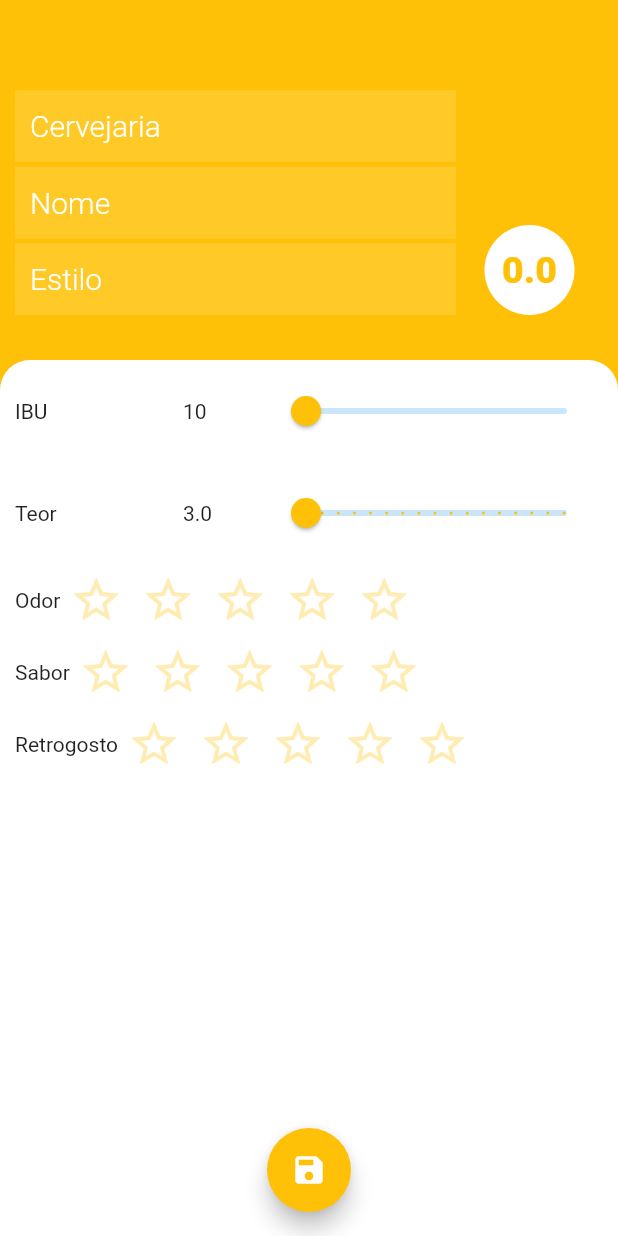
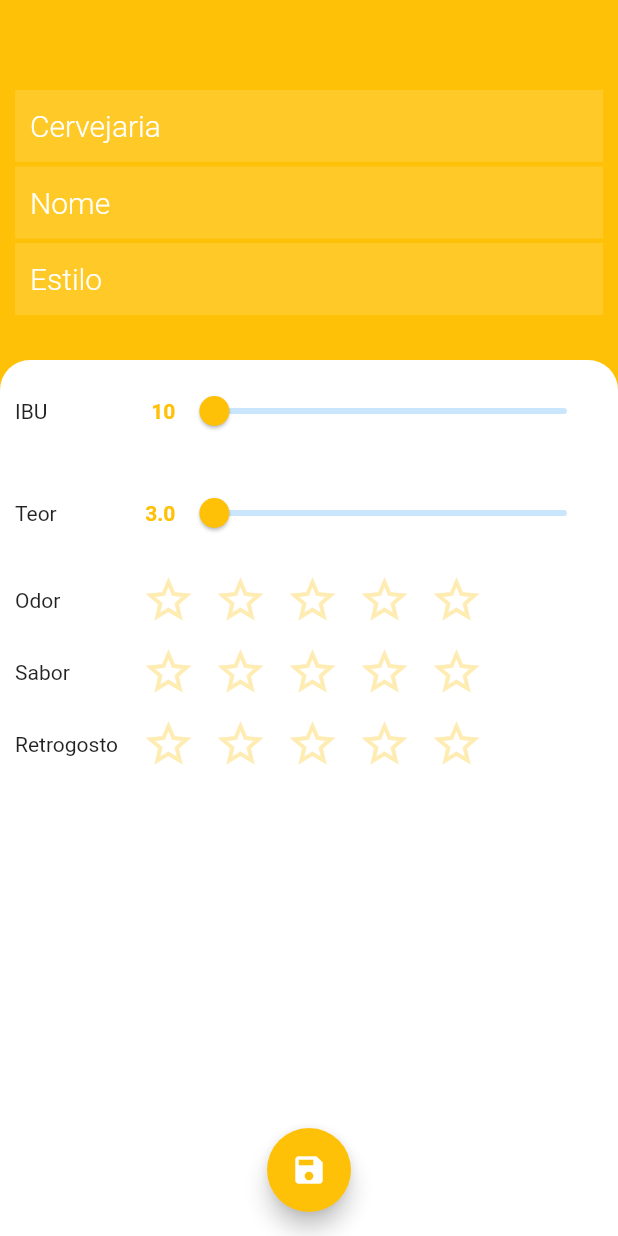
Before and after one commit to hqsander/beer-buddies, a Flutter app: the TelaEdicaoCerveja screen opened by its route, on a phone screen of 412 x 824 dp. Run offline on Flutter 3.47's test engine with Material 2 defaults, Android fonts, the light colour scheme and no system bars.

Commit message:
Ajusta layout da tela de edição

```diff
--- a/lib/telas/tela_edicao_cerveja.dart
+++ b/lib/telas/tela_edicao_cerveja.dart
@@ -63,7 +63,6 @@ class _TelaEdicaoCervejaState extends State<TelaEdicaoCerveja> {
               crossAxisAlignment: CrossAxisAlignment.end,
               children: [
                 Expanded(
-                  flex: 3,
                   child: Column(
                     children: [
                       TextField(
@@ -99,21 +98,6 @@ class _TelaEdicaoCervejaState extends State<TelaEdicaoCerveja> {
                     ],
                   ),
                 ),
-                Expanded(
-                  flex: 1,
-                  child: CircleAvatar(
-                    child: Text(
-                      calculaMedia().toStringAsFixed(1),
-                      style: TextStyle(
-                        color: Colors.amber,
-                        fontSize: 25,
-                        fontWeight: FontWeight.w800,
-                      ),
-                    ),
-                    backgroundColor: Colors.white,
-                    radius: 30,
-                  ),
-                ),
               ],
             ),
           ),
@@ -139,8 +123,8 @@ class _TelaEdicaoCervejaState extends State<TelaEdicaoCerveja> {
                   SliderAvaliacao(
                     item: "Teor",
                     min: 3,
-                    max: 11,
-                    divisions: 16,
+                    max: 13,
+                    divisions: 100,
                     precisao: 1,
                     callback: (double teor) => cerveja.teor = teor,
                   ),
@@ -148,14 +132,20 @@ class _TelaEdicaoCervejaState extends State<TelaEdicaoCerveja> {
                     padding: EdgeInsets.symmetric(horizontal: 10),
                     child: Row(
                       children: [
-                        Text("Odor"),
-                        AvaliacaoCriterio(
+                        Expanded(
+                          flex: 1,
+                          child: Text("Odor"),
+                        ),
+                        Expanded(
+                          flex: 4,
+                          child: AvaliacaoCriterio(
                             onChanged: (int odor) {
                               cerveja.odor = odor;
                               setState(() {
                                 calculaMedia();
                               });
                             },
+                          ),
                         ),
                       ],
                     ),
@@ -164,14 +154,20 @@ class _TelaEdicaoCervejaState extends State<TelaEdicaoCerveja> {
                     padding: EdgeInsets.symmetric(horizontal: 10),
                     child: Row(
                       children: [
-                        Text("Sabor"),
-                        AvaliacaoCriterio(
+                        Expanded(
+                          flex: 1,
+                          child: Text("Sabor"),
+                        ),
+                        Expanded(
+                          flex: 4,
+                          child: AvaliacaoCriterio(
                             onChanged: (int sabor) {
                               cerveja.sabor = sabor;
                               setState(() {
                                 calculaMedia();
                               });
                             },
+                          ),
                         ),
                       ],
                     ),
@@ -180,14 +176,20 @@ class _TelaEdicaoCervejaState extends State<TelaEdicaoCerveja> {
                     padding: EdgeInsets.symmetric(horizontal: 10),
                     child: Row(
                       children: [
-                        Text("Retrogosto"),
-                        AvaliacaoCriterio(
+                        Expanded(
+                          flex: 1,
+                          child: Text("Retrogosto"),
+                        ),
+                        Expanded(
+                          flex: 4,
+                          child: AvaliacaoCriterio(
                             onChanged: (int retrogosto) {
                               cerveja.retrogosto = retrogosto;
                               setState(() {
                                 calculaMedia();
                               });
                             },
+                          ),
                         ),
                       ],
                     ),
@@ -268,10 +270,19 @@ class _SliderAvaliacaoState extends State<SliderAvaliacao> {
           ),
           Expanded(
             flex: 1,
-            child: Text(valor.toStringAsFixed(widget.precisao)),
+            child: Container(
+              alignment: Alignment.centerRight,
+              child: Text(
+                valor.toStringAsFixed(widget.precisao),
+                style: TextStyle(
+                  color: Colors.amber,
+                  fontWeight: FontWeight.bold,
+                ),
+              ),
+            ),
           ),
           Expanded(
-            flex: 4,
+            flex: 8,
             child: Slider(
               activeColor: Colors.amber,
               value: valor,
```
Lines whose indentation alone changed are shown as unchanged.
